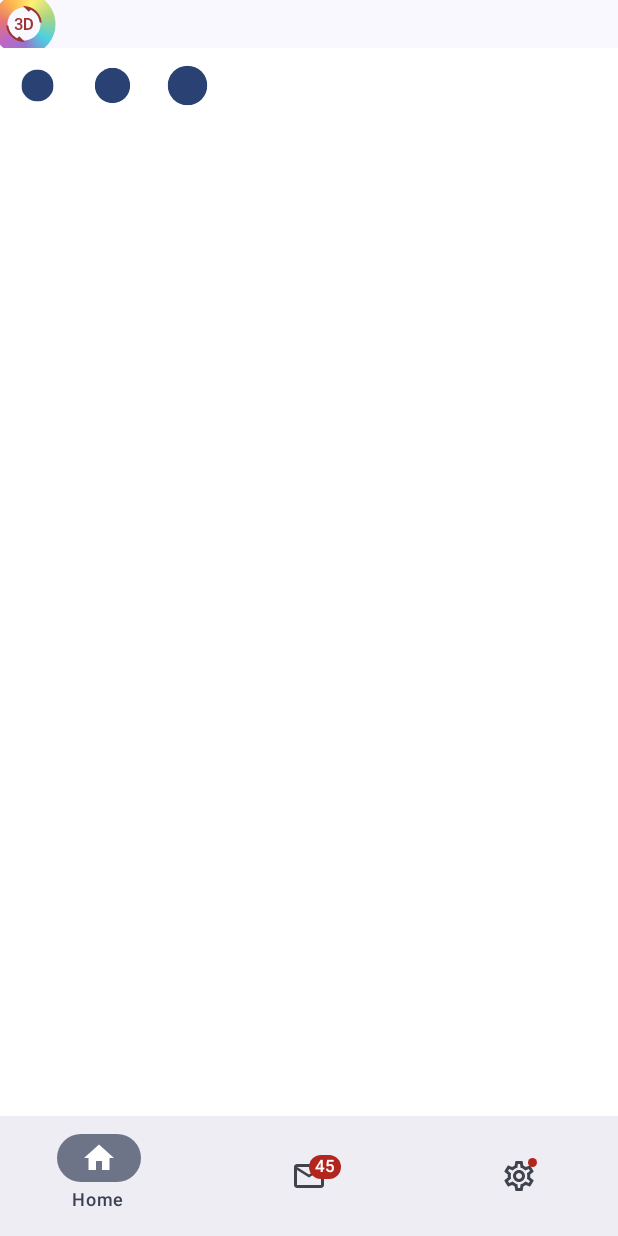
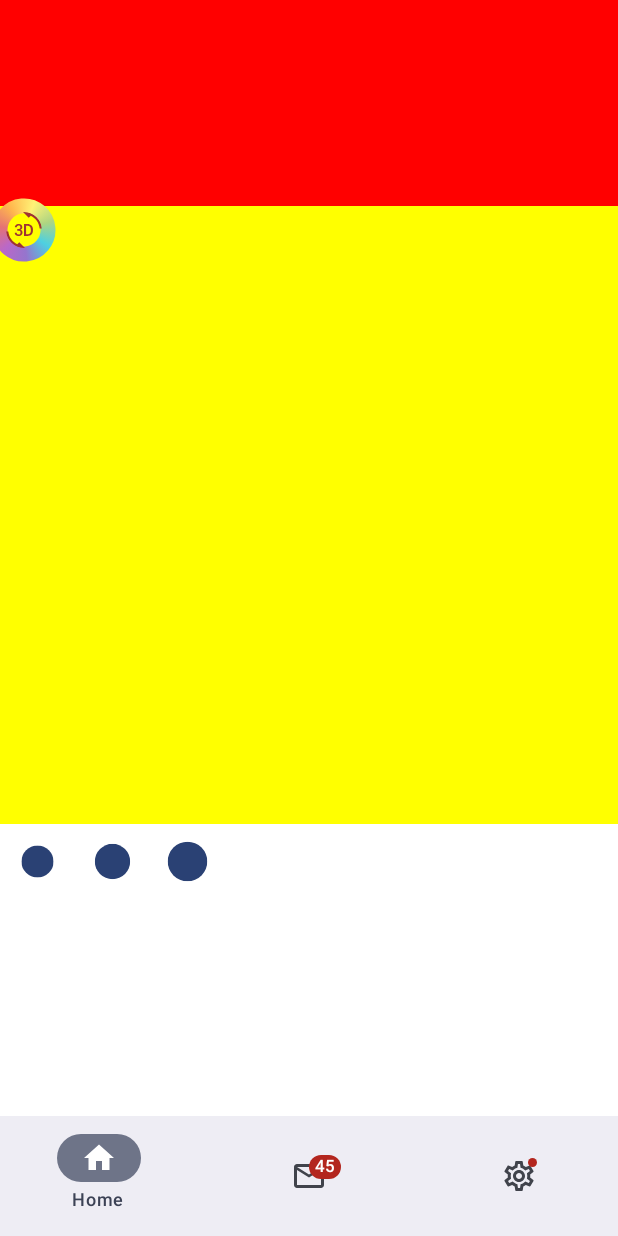
Before and after one commit to pavelfire/ValidateForm, an Android app built with Jetpack Compose: the MainScreen screen opened through its navigation route, on a phone screen of 412 x 824 dp. Run offline under Robolectric (Android 15) with nearby library versions, the phone set to English and light mode, and no system bars.

Commit message:
Book Composable

```diff
--- a/app/src/main/java/com/vk/directop/validateform/navigation/Navigation.kt
+++ b/app/src/main/java/com/vk/directop/validateform/navigation/Navigation.kt
@@ -7,6 +7,7 @@ import androidx.navigation.compose.rememberNavController
 import com.vk.directop.validateform.data.Category
 import com.vk.directop.validateform.data.names
 import com.vk.directop.validateform.presentation.SupportScreen
+import com.vk.directop.validateform.presentation.books.BooksApp
 import com.vk.directop.validateform.presentation.categorized_lazy.CategorizedLazyColumn
 import com.vk.directop.validateform.presentation.fibonacci.FibonacciScreen
 import com.vk.directop.validateform.presentation.image_coil.ShowImage
@@ -50,5 +51,8 @@ fun Navigation() {
         composable(route = Screen.MainScreen.route){
             MainScreen()
         }
+        composable(route = Screen.BooksScreen.route){
+            BooksApp()
+        }
     }
 }
--- a/app/src/main/java/com/vk/directop/validateform/navigation/Screen.kt
+++ b/app/src/main/java/com/vk/directop/validateform/navigation/Screen.kt
@@ -7,6 +7,7 @@ sealed class Screen(val route: String) {
     object FibonacciScreen : Screen("fibonacci_screen")
     object ShowImageScreen : Screen("show_image_screen")
     object MainScreen : Screen("main_screen")
+    object BooksScreen : Screen("books_screen")
 
     fun withArgs(vararg args: String): String {
         return buildString {
--- a/app/src/main/java/com/vk/directop/validateform/presentation/books/Book.kt
+++ b/app/src/main/java/com/vk/directop/validateform/presentation/books/Book.kt
@@ -1,5 +1,7 @@
 package com.vk.directop.validateform.presentation.books
 
 data class Book(
-    val name: String
+    val name: String,
+    val title: String,
+    val imageLink: String,
 )
--- a/app/src/main/java/com/vk/directop/validateform/presentation/components/BottomNavBarWithBadges.kt
+++ b/app/src/main/java/com/vk/directop/validateform/presentation/components/BottomNavBarWithBadges.kt
@@ -1,8 +1,11 @@
 package com.vk.directop.validateform.presentation.components
 
 import android.annotation.SuppressLint
+import androidx.compose.foundation.background
+import androidx.compose.foundation.layout.Box
 import androidx.compose.foundation.layout.Column
 import androidx.compose.foundation.layout.fillMaxSize
+import androidx.compose.foundation.layout.fillMaxWidth
 import androidx.compose.material.icons.Icons
 import androidx.compose.material.icons.filled.Email
 import androidx.compose.material.icons.filled.Home
@@ -21,10 +24,10 @@ import androidx.compose.material3.Text
 import androidx.compose.runtime.Composable
 import androidx.compose.runtime.getValue
 import androidx.compose.runtime.mutableIntStateOf
-import androidx.compose.runtime.mutableStateOf
 import androidx.compose.runtime.saveable.rememberSaveable
 import androidx.compose.runtime.setValue
 import androidx.compose.ui.Modifier
+import androidx.compose.ui.graphics.Color
 import androidx.compose.ui.graphics.vector.ImageVector
 
 data class BottomNavigationItem(
@@ -68,8 +71,31 @@ fun BottomNavBarWithBadges(
             Column(
                 modifier = Modifier.fillMaxSize()
             ) {
-                ImageBorderAnimation()
-                AnimatedCircles2()
+                Box(
+                    modifier = Modifier
+                        .background(Color.Red)
+                        .fillMaxWidth()
+                        .weight(1f)
+                )
+                Box(
+                    modifier = Modifier
+                        .background(Color.Yellow)
+                        .fillMaxWidth()
+                        .weight(3f)
+                ) {
+                    ImageBorderAnimation()
+
+                }
+                Box(
+                    modifier = Modifier
+                        .background(Color.Green)
+                        .fillMaxWidth()
+                        .weight(2f)
+                ) {
+                    AnimatedCircles2()
+                }
+
+
             }
 
         },
@@ -83,18 +109,18 @@ fun BottomNavBarWithBadges(
                             // navController.navigate(item.title)
                         },
                         label = {
-                                Text(text = item.title)
+                            Text(text = item.title)
                         },
                         alwaysShowLabel = false,
                         icon = {
                             BadgedBox(
                                 badge = {
-                                    if (item.badgeCount != null){
-                                        Badge{
+                                    if (item.badgeCount != null) {
+                                        Badge {
                                             Text(text = item.badgeCount.toString())
                                         }
-                                    }else if (item.hasNews){
-                                            Badge()
+                                    } else if (item.hasNews) {
+                                        Badge()
                                     }
                                 }
                             ) {
--- a/app/src/main/java/com/vk/directop/validateform/presentation/registration/Registration.kt
+++ b/app/src/main/java/com/vk/directop/validateform/presentation/registration/Registration.kt
@@ -79,6 +79,10 @@ fun Registration(
 
                 RegistrationViewModel.ValidationEvent.GoToMainScreen ->{
                     navController.navigate(Screen.MainScreen.route)
+                }
+
+                RegistrationViewModel.ValidationEvent.GoToBooksScreen ->{
+                    navController.navigate(Screen.BooksScreen.route)
                 }
             }
         }
@@ -279,6 +283,15 @@ fun Registration(
                     Text(text = "Main Screen")
                 }
             }
+            item {
+                Button(
+                    onClick = {
+                        viewModel.onEvent(RegistrationFormEvent.GoToBooksScreen)
+                    },
+                ) {
+                    Text(text = "Books Screen")
+                }
+            }
         }
         MyBottomAppBar()
     }
--- a/app/src/main/java/com/vk/directop/validateform/presentation/registration/RegistrationFormEvent.kt
+++ b/app/src/main/java/com/vk/directop/validateform/presentation/registration/RegistrationFormEvent.kt
@@ -13,4 +13,5 @@ sealed class RegistrationFormEvent{
     object GoToFibonacciScreen: RegistrationFormEvent()
     object GoToShowImageScreen: RegistrationFormEvent()
     object GoToMainScreen: RegistrationFormEvent()
+    object GoToBooksScreen: RegistrationFormEvent()
 }
--- /dev/null
+++ b/app/src/main/res/drawable/loading_img.xml
@@ -0,0 +1,5 @@
+<vector android:height="24dp" android:tint="#9E3333"
+    android:viewportHeight="24" android:viewportWidth="24"
+    android:width="24dp" xmlns:android="http://schemas.android.com/apk/res/android">
+    <path android:fillColor="@android:color/white" android:pathData="M13,11v2h2v2h-4V9h6c0,-1.1 -0.9,-2 -2,-2h-4C9.9,7 9,7.9 9,9v6c0,1.1 0.9,2 2,2h4c1.1,0 2,-0.9 2,-2v-4H13zM24,11h-2V9h-2v2h-2v2h2v2h2v-2h2V11zM7,7H5v5H3V7H1v7h4v3h2v-3h1v-2H7V7z"/>
+</vector>
--- a/app/src/main/res/values/strings.xml
+++ b/app/src/main/res/values/strings.xml
@@ -1,4 +1,9 @@
 <resources>
     <string name="app_name">ValidateForm</string>
     <string name="title_support_screen">Title Support Screen</string>
+    <string name="loading">Loading</string>
+    <string name="loading_failed">Loading faled</string>
+    <string name="retry">Retry</string>
+    <string name="content_description">Content description</string>
+    <string name="book_title">Here can be downloadabale content, need to configurate Repository</string>
 </resources>
```
Also changed, not shown: app/src/main/java/com/vk/directop/validateform/presentation/books/BookRepositoryImpl.kt (added, +14 -0 lines), app/src/main/java/com/vk/directop/validateform/presentation/books/BooksApp.kt (added, +48 -0 lines), app/src/main/java/com/vk/directop/validateform/presentation/books/BooksCard.kt (added, +57 -0 lines), app/src/main/java/com/vk/directop/validateform/presentation/books/BooksGridScreen.kt (added, +24 -0 lines), app/src/main/java/com/vk/directop/validateform/presentation/books/BooksMainScreen.kt (added, +20 -0 lines), app/src/main/java/com/vk/directop/validateform/presentation/books/ErrorScreen.kt (added, +27 -0 lines), app/src/main/java/com/vk/directop/validateform/presentation/books/LoadingScreen.kt (added, +27 -0 lines), app/src/main/java/com/vk/directop/validateform/presentation/registration/RegistrationViewModel.kt (+7 -0 lines), app/src/main/res/drawable/ic_book_96.xml (added, +7 -0 lines).
